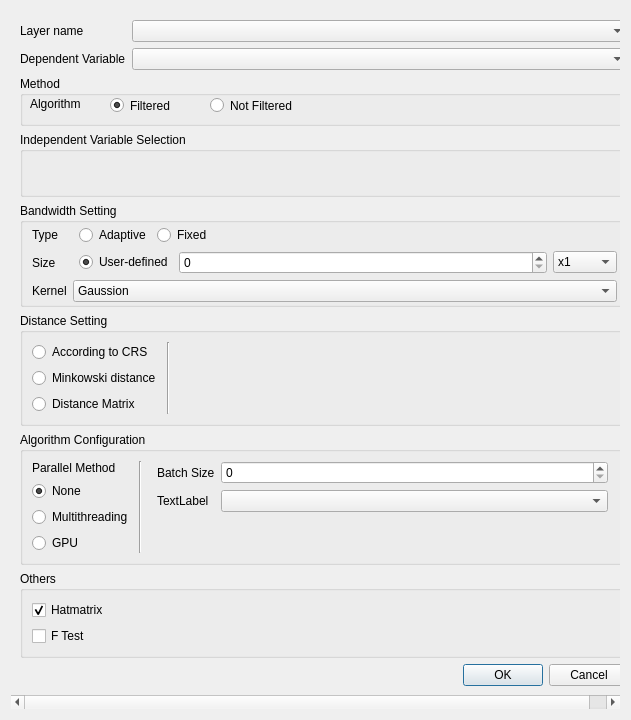
Qt form gwmrobustgwroptionsdialog.ui (GWmodel-Lab/GWmodelS) before a commit.
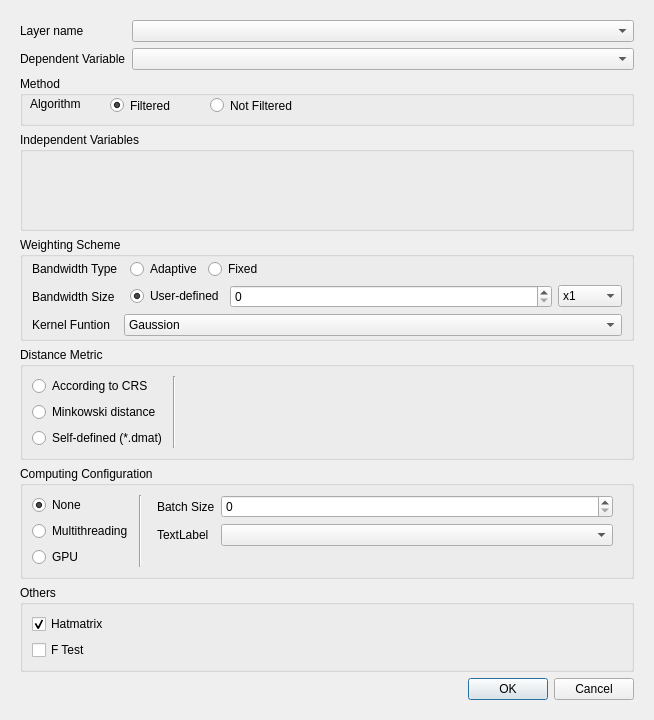
The same form after that commit. Custom widgets are drawn as their Qt base class.

```diff
--- a/gwmrobustgwroptionsdialog.ui
+++ b/gwmrobustgwroptionsdialog.ui
@@ -6,7 +6,7 @@
    <rect>
     <x>0</x>
     <y>0</y>
-    <width>631</width>
+    <width>654</width>
     <height>720</height>
    </rect>
   </property>
@@ -27,8 +27,8 @@
        <rect>
         <x>0</x>
         <y>0</y>
-        <width>631</width>
-        <height>677</height>
+        <width>636</width>
+        <height>702</height>
        </rect>
       </property>
       <layout class="QVBoxLayout" name="verticalLayout_6">
@@ -120,7 +120,7 @@
        <item>
         <widget class="QGroupBox" name="groupBox">
          <property name="title">
-          <string>Independent Variable Selection</string>
+          <string>Independent Variables</string>
          </property>
          <layout class="QVBoxLayout" name="verticalLayout_4" stretch="1">
           <item>
@@ -138,7 +138,7 @@
           </sizepolicy>
          </property>
          <property name="title">
-          <string>Bandwidth Setting</string>
+          <string>Weighting Scheme</string>
          </property>
          <layout class="QFormLayout" name="formLayout">
           <property name="horizontalSpacing">
@@ -156,7 +156,7 @@
           <item row="0" column="0">
            <widget class="QLabel" name="label_2">
             <property name="text">
-             <string>Type</string>
+             <string>Bandwidth Type</string>
             </property>
            </widget>
           </item>
@@ -218,7 +218,7 @@
              </sizepolicy>
             </property>
             <property name="text">
-             <string>Size</string>
+             <string>Bandwidth Size</string>
             </property>
             <property name="alignment">
              <set>Qt::AlignLeading|Qt::AlignLeft|Qt::AlignVCenter</set>
@@ -355,7 +355,7 @@
           <item row="2" column="0">
            <widget class="QLabel" name="label_13">
             <property name="text">
-             <string>Kernel</string>
+             <string>Kernel Funtion</string>
             </property>
            </widget>
           </item>
@@ -400,7 +400,7 @@
           </sizepolicy>
          </property>
          <property name="title">
-          <string>Distance Setting</string>
+          <string>Distance Metric</string>
          </property>
          <layout class="QHBoxLayout" name="horizontalLayout_2">
           <item>
@@ -422,7 +422,7 @@
             <item>
              <widget class="QRadioButton" name="mDistTypeDmatRadio">
               <property name="text">
-               <string>Distance Matrix</string>
+               <string>Self-defined (*.dmat)</string>
               </property>
              </widget>
             </item>
@@ -567,18 +567,11 @@
           </sizepolicy>
          </property>
          <property name="title">
-          <string>Algorithm Configuration</string>
+          <string>Computing Configuration</string>
          </property>
          <layout class="QHBoxLayout" name="horizontalLayout_3">
           <item>
            <layout class="QVBoxLayout" name="verticalLayout_5">
-            <item>
-             <widget class="QLabel" name="label_7">
-              <property name="text">
-               <string>Parallel Method</string>
-              </property>
-             </widget>
-            </item>
             <item>
              <widget class="QRadioButton" name="mCalcParallelNoneRadio">
               <property name="sizePolicy">
```
